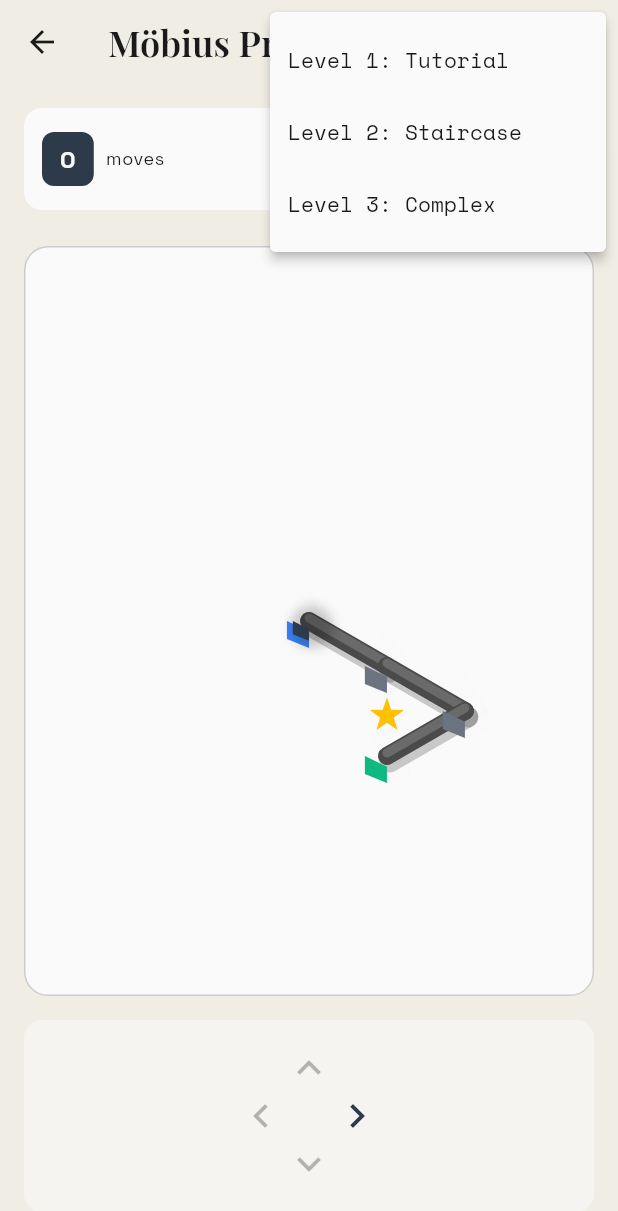
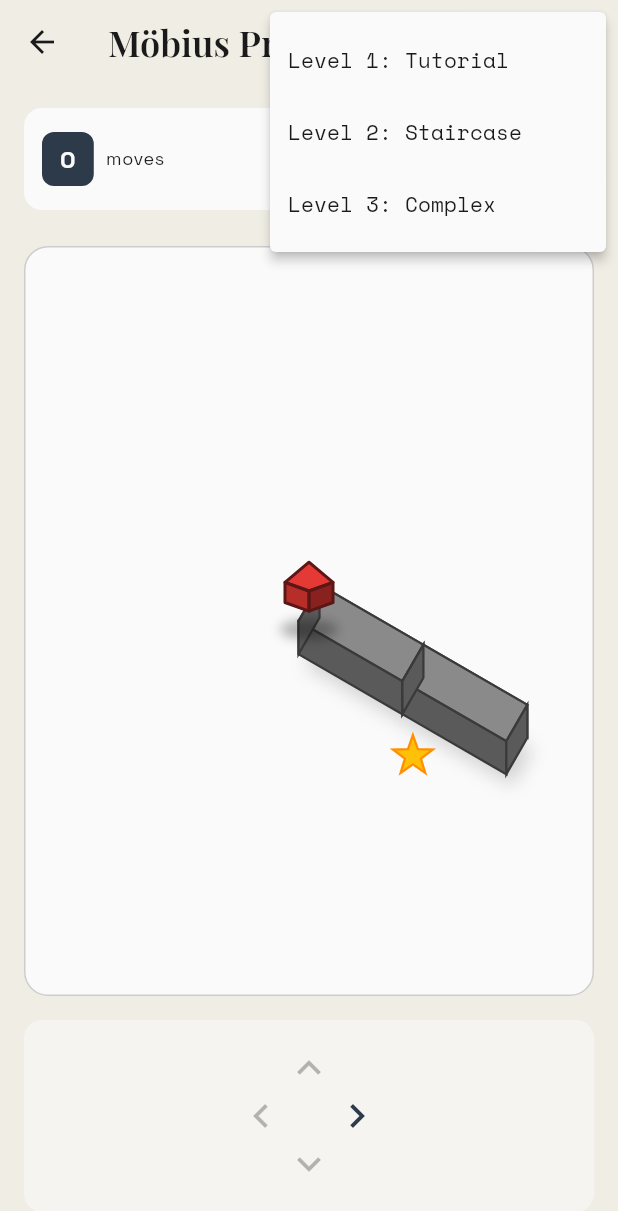
Before and after one commit to Dohbelisk/the-dailies, a Flutter app: the MobiusTestScreen screen opened directly, after a tap on the "layers" icon, on a phone screen of 412 x 824 dp. Shown: the top 1211 px of the screen. Run offline on Flutter 3.47's test engine with Material 3 defaults, Android fonts, the phone set to English and light mode, and no system bars; our stand-ins replace audioplayers, confetti, device_info_plus, firebase_analytics, firebase_auth, firebase_core and 12 more; accounts and stored records are empty; project files that could hold a hidden picture were left out.

Commit message:
Enhance Möbius puzzle with 3D impossible geometry visuals
- Add thick 3D bar rendering with metallic shading
- Implement depth sorting for proper draw order
- Create larger red player cube for better visibility
- Add shadow effects and edge highlights
- Draw goal markers and node caps
- Fix deprecation warnings for Color getters
- Remove unused variable in tangram_grid.dart

Co-Authored-By: Claude Opus 4.5 <noreply@anthropic.com>

```diff
--- a/flutter_app/lib/widgets/mobius_grid.dart
+++ b/flutter_app/lib/widgets/mobius_grid.dart
@@ -270,6 +270,7 @@ class _MobiusGridState extends State<MobiusGrid> with TickerProviderStateMixin {
 }
 
 /// Custom painter for isometric Möbius puzzle rendering
+/// Creates impossible geometry illusion with thick 3D bars
 class _MobiusPainter extends CustomPainter {
   final MobiusPuzzle puzzle;
   final ThemeData theme;
@@ -279,7 +280,17 @@ class _MobiusPainter extends CustomPainter {
 
   // Isometric projection constants
   static const double _isoAngle = 30.0 * math.pi / 180; // 30 degrees
-  static const double _scale = 60.0; // Base scale for node spacing
+  static const double _scale = 80.0; // Base scale for node spacing
+
+  // Bar dimensions for 3D effect
+  static const double _barWidth = 28.0;
+  static const double _barDepth = 20.0;
+
+  // Colors for 3D metallic bars
+  static const Color _barTop = Color(0xFF8A8A8A);
+  static const Color _barLeft = Color(0xFF6A6A6A);
+  static const Color _barRight = Color(0xFF4A4A4A);
+  static const Color _barFront = Color(0xFF5A5A5A);
 
   _MobiusPainter({
     required this.puzzle,
@@ -308,17 +319,24 @@ class _MobiusPainter extends CustomPainter {
 
   @override
   void paint(Canvas canvas, Size size) {
-    // Draw beams (edges)
-    _drawBeams(canvas, size);
+    // Sort edges by depth for proper draw order (back to front)
+    final sortedEdges = _getSortedEdges();
 
-    // Draw nodes
-    _drawNodes(canvas, size);
+    // Draw 3D beams
+    for (final edgeData in sortedEdges) {
+      _draw3DBeam(canvas, size, edgeData.$1, edgeData.$2, edgeData.$3);
+    }
 
-    // Draw cube (player)
+    // Draw goal marker
+    _drawGoalMarker(canvas, size);
+
+    // Draw cube (player) on top
     _drawCube(canvas, size);
   }
 
-  void _drawBeams(Canvas canvas, Size size) {
+  /// Sort edges for proper depth rendering
+  List<(Offset, Offset, int)> _getSortedEdges() {
+    final List<(Offset, Offset, int)> edges = [];
     final drawnPairs = <String>{};
 
     for (final edge in puzzle.edges) {
@@ -334,72 +352,171 @@ class _MobiusPainter extends CustomPainter {
 
       if (fromNode == null || toNode == null) continue;
 
-      final fromPos = _nodeToScreen(fromNode, size);
-      final toPos = _nodeToScreen(toNode, size);
+      // Calculate depth for sorting (average z + y position)
+      final depth = ((fromNode.z + toNode.z) / 2 + (fromNode.y + toNode.y) / 2).toInt();
+      edges.add((
+        Offset(fromNode.x, fromNode.y * 0.8 + fromNode.z * 0.2),
+        Offset(toNode.x, toNode.y * 0.8 + toNode.z * 0.2),
+        depth,
+      ));
+    }
 
-      // Draw thick beam line with 3D effect
-      // Shadow
-      canvas.drawLine(
-        fromPos + const Offset(2, 4),
-        toPos + const Offset(2, 4),
-        Paint()
-          ..color = Colors.black.withValues(alpha: 0.2)
-          ..strokeWidth = 14
-          ..strokeCap = StrokeCap.round,
-      );
-
-      // Main beam (dark)
-      canvas.drawLine(
-        fromPos,
-        toPos,
-        Paint()
-          ..color = const Color(0xFF4A4A4A)
-          ..strokeWidth = 12
-          ..strokeCap = StrokeCap.round,
-      );
-
-      // Highlight on top
-      canvas.drawLine(
-        fromPos + const Offset(0, -2),
-        toPos + const Offset(0, -2),
-        Paint()
-          ..color = const Color(0xFF6A6A6A)
-          ..strokeWidth = 6
-          ..strokeCap = StrokeCap.round,
-      );
-    }
+    // Sort by depth (draw far edges first)
+    edges.sort((a, b) => b.$3.compareTo(a.$3));
+    return edges;
   }
 
-  void _drawNodes(Canvas canvas, Size size) {
-    // Sort nodes by depth (draw far nodes first)
-    final sortedNodes = List<MobiusNode>.from(puzzle.nodes);
-    sortedNodes.sort((a, b) => (b.z + b.y).compareTo(a.z + a.y));
+  /// Draw a thick 3D beam between two points
+  void _draw3DBeam(Canvas canvas, Size size, Offset from3D, Offset to3D, int depth) {
+    final fromNode = puzzle.nodes.firstWhere(
+      (n) => (n.x - from3D.dx).abs() < 0.1,
+      orElse: () => puzzle.nodes.first,
+    );
+    final toNode = puzzle.nodes.firstWhere(
+      (n) => (n.x - to3D.dx).abs() < 0.1,
+      orElse: () => puzzle.nodes.first,
+    );
 
-    for (final node in sortedNodes) {
-      final pos = _nodeToScreen(node, size);
-      final isGoal = node.id == puzzle.goalNodeId;
-      final isStart = node.id == puzzle.startNodeId;
+    final fromPos = _nodeToScreen(fromNode, size);
+    final toPos = _nodeToScreen(toNode, size);
 
-      // Determine node color - using bright, distinct colors
-      Color nodeColor;
-      if (isGoal) {
-        nodeColor = const Color(0xFF10B981); // Bright green
-      } else if (isStart) {
-        nodeColor = const Color(0xFF3B82F6); // Bright blue
-      } else {
-        nodeColor = const Color(0xFF6B7280); // Gray
-      }
+    // Calculate beam direction
+    final dx = toPos.dx - fromPos.dx;
+    final dy = toPos.dy - fromPos.dy;
+    final length = math.sqrt(dx * dx + dy * dy);
+    if (length < 1) return;
 
-      // Draw larger isometric cube for each node
-      const double cubeSize = 30.0;
-      _drawIsometricCube(canvas, pos, cubeSize, nodeColor);
+    // Normalized direction
+    final dirX = dx / length;
+    final dirY = dy / length;
 
-      // Draw goal star on top
-      if (isGoal) {
-        final starPos = Offset(pos.dx, pos.dy - cubeSize * 0.9);
-        _drawStar(canvas, starPos, 12, Paint()..color = Colors.amber);
-      }
+    // Perpendicular for bar width
+    final perpX = -dirY;
+    final perpY = dirX;
+
+    // Half widths
+    final hw = _barWidth / 2;
+    final hd = _barDepth / 2;
+
+    // 3D bar vertices (creates a rectangular prism effect)
+    // Top face offset
+    const topOffsetY = -12.0;
+
+    // Define the 8 corners of the 3D bar
+    // Front top
+    final ft1 = Offset(fromPos.dx + perpX * hw, fromPos.dy + perpY * hw + topOffsetY);
+    final ft2 = Offset(toPos.dx + perpX * hw, toPos.dy + perpY * hw + topOffsetY);
+    // Front bottom
+    final fb1 = Offset(fromPos.dx + perpX * hw, fromPos.dy + perpY * hw + hd);
+    final fb2 = Offset(toPos.dx + perpX * hw, toPos.dy + perpY * hw + hd);
+    // Back top
+    final bt1 = Offset(fromPos.dx - perpX * hw, fromPos.dy - perpY * hw + topOffsetY);
+    final bt2 = Offset(toPos.dx - perpX * hw, toPos.dy - perpY * hw + topOffsetY);
+    // Back bottom
+    final bb1 = Offset(fromPos.dx - perpX * hw, fromPos.dy - perpY * hw + hd);
+    final bb2 = Offset(toPos.dx - perpX * hw, toPos.dy - perpY * hw + hd);
+
+    // Draw shadow first
+    final shadowPath = Path()
+      ..moveTo(fb1.dx + 4, fb1.dy + 8)
+      ..lineTo(fb2.dx + 4, fb2.dy + 8)
+      ..lineTo(bb2.dx + 4, bb2.dy + 8)
+      ..lineTo(bb1.dx + 4, bb1.dy + 8)
+      ..close();
+    canvas.drawPath(
+      shadowPath,
+      Paint()
+        ..color = Colors.black.withValues(alpha: 0.15)
+        ..maskFilter = const MaskFilter.blur(BlurStyle.normal, 6),
+    );
+
+    // Determine which faces to draw based on direction
+    final goingRight = dx > 0;
+    final goingDown = dy > 0;
+
+    // Draw faces in correct order for depth
+    // Right/Left side face
+    if (goingRight) {
+      // Draw left side
+      final leftPath = Path()
+        ..moveTo(bt1.dx, bt1.dy)
+        ..lineTo(bt2.dx, bt2.dy)
+        ..lineTo(bb2.dx, bb2.dy)
+        ..lineTo(bb1.dx, bb1.dy)
+        ..close();
+      canvas.drawPath(leftPath, Paint()..color = _barLeft);
+      _drawPathEdge(canvas, leftPath);
+    } else {
+      // Draw right side
+      final rightPath = Path()
+        ..moveTo(ft1.dx, ft1.dy)
+        ..lineTo(ft2.dx, ft2.dy)
+        ..lineTo(fb2.dx, fb2.dy)
+        ..lineTo(fb1.dx, fb1.dy)
+        ..close();
+      canvas.drawPath(rightPath, Paint()..color = _barRight);
+      _drawPathEdge(canvas, rightPath);
     }
+
+    // Top face (always visible)
+    final topPath = Path()
+      ..moveTo(ft1.dx, ft1.dy)
+      ..lineTo(ft2.dx, ft2.dy)
+      ..lineTo(bt2.dx, bt2.dy)
+      ..lineTo(bt1.dx, bt1.dy)
+      ..close();
+    canvas.drawPath(topPath, Paint()..color = _barTop);
+    _drawPathEdge(canvas, topPath);
+
+    // Front face (visible when going down or specific angles)
+    if (goingDown || (!goingRight && !goingDown)) {
+      final frontPath = Path()
+        ..moveTo(ft1.dx, ft1.dy)
+        ..lineTo(ft2.dx, ft2.dy)
+        ..lineTo(fb2.dx, fb2.dy)
+        ..lineTo(fb1.dx, fb1.dy)
+        ..close();
+      canvas.drawPath(frontPath, Paint()..color = _barFront);
+      _drawPathEdge(canvas, frontPath);
+    }
+
+    // End caps for visual polish
+    _drawEndCap(canvas, fromPos, perpX, perpY, hw, hd, topOffsetY);
+    _drawEndCap(canvas, toPos, perpX, perpY, hw, hd, topOffsetY);
+  }
+
+  void _drawPathEdge(Canvas canvas, Path path) {
+    canvas.drawPath(
+      path,
+      Paint()
+        ..color = const Color(0xFF3A3A3A)
+        ..style = PaintingStyle.stroke
+        ..strokeWidth = 1.5,
+    );
+  }
+
+  void _drawEndCap(Canvas canvas, Offset pos, double perpX, double perpY,
+      double hw, double hd, double topOffsetY) {
+    final capPath = Path()
+      ..moveTo(pos.dx + perpX * hw, pos.dy + perpY * hw + topOffsetY)
+      ..lineTo(pos.dx - perpX * hw, pos.dy - perpY * hw + topOffsetY)
+      ..lineTo(pos.dx - perpX * hw, pos.dy - perpY * hw + hd)
+      ..lineTo(pos.dx + perpX * hw, pos.dy + perpY * hw + hd)
+      ..close();
+    canvas.drawPath(capPath, Paint()..color = _barFront);
+    _drawPathEdge(canvas, capPath);
+  }
+
+  void _drawGoalMarker(Canvas canvas, Size size) {
+    final goalNode = puzzle.nodes.firstWhere(
+      (n) => n.id == puzzle.goalNodeId,
+      orElse: () => puzzle.nodes.first,
+    );
+    final pos = _nodeToScreen(goalNode, size);
+
+    // Draw star above goal position
+    final starPos = Offset(pos.dx, pos.dy - 30);
+    _drawStar(canvas, starPos, 14, Paint()..color = Colors.amber);
   }
 
   void _drawStar(Canvas canvas, Offset center, double radius, Paint paint) {
@@ -423,11 +540,20 @@ class _MobiusPainter extends CustomPainter {
     }
     path.close();
     canvas.drawPath(path, paint);
+
+    // Star outline
+    canvas.drawPath(
+      path,
+      Paint()
+        ..color = Colors.amber.shade800
+        ..style = PaintingStyle.stroke
+        ..strokeWidth = 1.5,
+    );
   }
 
   void _drawCube(Canvas canvas, Size size) {
     Offset cubePos;
-    double cubeSize = 22.0;
+    double cubeSize = 32.0;
     double bounceOffset = 0.0;
 
     if (animatingFrom != null && animatingTo != null) {
@@ -436,103 +562,100 @@ class _MobiusPainter extends CustomPainter {
       final toPos = _nodeToScreen(animatingTo!, size);
       cubePos = Offset.lerp(fromPos, toPos, animationValue)!;
 
-      // Bounce effect - arc up then down during movement
-      // Peak at 0.5 (middle of animation)
-      bounceOffset = math.sin(animationValue * math.pi) * 15.0;
+      // Bounce effect
+      bounceOffset = math.sin(animationValue * math.pi) * 20.0;
 
-      // Scale pulse - slightly larger during movement
-      cubeSize = 22.0 + math.sin(animationValue * math.pi) * 4.0;
+      // Scale pulse
+      cubeSize = 32.0 + math.sin(animationValue * math.pi) * 6.0;
     } else {
       final currentNode = puzzle.currentNode;
       if (currentNode == null) return;
       cubePos = _nodeToScreen(currentNode, size);
     }
 
-    // Apply bounce offset (move up)
-    cubePos = Offset(cubePos.dx, cubePos.dy - bounceOffset);
+    // Position cube on top of the bar
+    cubePos = Offset(cubePos.dx, cubePos.dy - 20 - bounceOffset);
 
-    // Draw cube shadow (moves with bounce, gets smaller when higher)
-    final shadowDistance = 4.0 + bounceOffset * 0.3;
-    final shadowSize = 14.0 - bounceOffset * 0.2;
-    final shadowOpacity = 0.2 - bounceOffset * 0.005;
-    final shadowPaint = Paint()
-      ..color = Colors.black.withValues(alpha: shadowOpacity.clamp(0.05, 0.25))
-      ..maskFilter = MaskFilter.blur(BlurStyle.normal, 4 + bounceOffset * 0.2);
-    canvas.drawCircle(
-      Offset(cubePos.dx + 2, cubePos.dy + bounceOffset + shadowDistance),
-      shadowSize,
-      shadowPaint,
+    // Draw cube shadow
+    final shadowOpacity = (0.3 - bounceOffset * 0.008).clamp(0.1, 0.3);
+    canvas.drawOval(
+      Rect.fromCenter(
+        center: Offset(cubePos.dx, cubePos.dy + bounceOffset + cubeSize * 0.8),
+        width: cubeSize * 1.2,
+        height: cubeSize * 0.4,
+      ),
+      Paint()
+        ..color = Colors.black.withValues(alpha: shadowOpacity)
+        ..maskFilter = const MaskFilter.blur(BlurStyle.normal, 4),
     );
 
-    // Draw isometric cube
-    _drawIsometricCube(canvas, cubePos, cubeSize, theme.colorScheme.primary);
+    // Draw isometric cube (red like reference)
+    _drawIsometricCube(canvas, cubePos, cubeSize, const Color(0xFFE53935));
   }
 
   void _drawIsometricCube(Canvas canvas, Offset center, double size, Color color) {
-    // Isometric cube vertices
-    final topOffset = Offset(0, -size * 0.8);
-    final leftOffset = Offset(-size * 0.7, size * 0.4);
-    final rightOffset = Offset(size * 0.7, size * 0.4);
+    // Isometric cube dimensions
+    final halfWidth = size * 0.5;
+    final height = size * 0.6;
+
+    // Top diamond
+    final top = Offset(center.dx, center.dy - height);
+    final right = Offset(center.dx + halfWidth, center.dy - height * 0.3);
+    final bottom = Offset(center.dx, center.dy);
+    final left = Offset(center.dx - halfWidth, center.dy - height * 0.3);
+
+    // Bottom points (for side faces)
+    final bottomRight = Offset(center.dx + halfWidth, center.dy + height * 0.4);
+    final bottomLeft = Offset(center.dx - halfWidth, center.dy + height * 0.4);
+    final bottomCenter = Offset(center.dx, center.dy + height * 0.7);
+
+    // Draw faces back to front
+
+    // Left face (medium brightness)
+    final leftPath = Path()
+      ..moveTo(left.dx, left.dy)
+      ..lineTo(bottom.dx, bottom.dy)
+      ..lineTo(bottomCenter.dx, bottomCenter.dy)
+      ..lineTo(bottomLeft.dx, bottomLeft.dy)
+      ..close();
+    canvas.drawPath(leftPath, Paint()..color = _adjustBrightness(color, 0.8));
+
+    // Right face (darkest)
+    final rightPath = Path()
+      ..moveTo(right.dx, right.dy)
+      ..lineTo(bottom.dx, bottom.dy)
+      ..lineTo(bottomCenter.dx, bottomCenter.dy)
+      ..lineTo(bottomRight.dx, bottomRight.dy)
+      ..close();
+    canvas.drawPath(rightPath, Paint()..color = _adjustBrightness(color, 0.6));
 
     // Top face (brightest)
     final topPath = Path()
-      ..moveTo(center.dx, center.dy + topOffset.dy)
-      ..lineTo(center.dx + rightOffset.dx * 0.7, center.dy)
-      ..lineTo(center.dx, center.dy - topOffset.dy * 0.3)
-      ..lineTo(center.dx + leftOffset.dx * 0.7, center.dy)
+      ..moveTo(top.dx, top.dy)
+      ..lineTo(right.dx, right.dy)
+      ..lineTo(bottom.dx, bottom.dy)
+      ..lineTo(left.dx, left.dy)
       ..close();
-
-    // Left face (medium)
-    final leftPath = Path()
-      ..moveTo(center.dx + leftOffset.dx * 0.7, center.dy)
-      ..lineTo(center.dx, center.dy - topOffset.dy * 0.3)
-      ..lineTo(center.dx, center.dy + size * 0.6)
-      ..lineTo(center.dx + leftOffset.dx * 0.7, center.dy + leftOffset.dy)
-      ..close();
-
-    // Right face (darkest)
-    final rightPath = Path()
-      ..moveTo(center.dx + rightOffset.dx * 0.7, center.dy)
-      ..lineTo(center.dx, center.dy - topOffset.dy * 0.3)
-      ..lineTo(center.dx, center.dy + size * 0.6)
-      ..lineTo(center.dx + rightOffset.dx * 0.7, center.dy + rightOffset.dy)
-      ..close();
-
-    // Draw faces
-    final topPaint = Paint()..color = _lighten(color, 0.2);
-    final leftPaint = Paint()..color = color;
-    final rightPaint = Paint()..color = _darken(color, 0.2);
-
-    canvas.drawPath(rightPath, rightPaint);
-    canvas.drawPath(leftPath, leftPaint);
-    canvas.drawPath(topPath, topPaint);
+    canvas.drawPath(topPath, Paint()..color = _adjustBrightness(color, 1.0));
 
     // Draw edges
     final edgePaint = Paint()
-      ..color = _darken(color, 0.4)
+      ..color = _adjustBrightness(color, 0.4)
       ..style = PaintingStyle.stroke
-      ..strokeWidth = 1.5;
+      ..strokeWidth = 2.0
+      ..strokeJoin = StrokeJoin.round;
 
     canvas.drawPath(topPath, edgePaint);
     canvas.drawPath(leftPath, edgePaint);
     canvas.drawPath(rightPath, edgePaint);
   }
 
-  Color _lighten(Color color, double amount) {
+  Color _adjustBrightness(Color color, double factor) {
     return Color.fromARGB(
-      color.a.toInt(),
-      (color.r + (255 - color.r) * amount).clamp(0, 255).toInt(),
-      (color.g + (255 - color.g) * amount).clamp(0, 255).toInt(),
-      (color.b + (255 - color.b) * amount).clamp(0, 255).toInt(),
-    );
-  }
-
-  Color _darken(Color color, double amount) {
-    return Color.fromARGB(
-      color.a.toInt(),
-      (color.r * (1 - amount)).clamp(0, 255).toInt(),
-      (color.g * (1 - amount)).clamp(0, 255).toInt(),
-      (color.b * (1 - amount)).clamp(0, 255).toInt(),
+      (color.a * 255).round(),
+      (color.r * 255 * factor).clamp(0, 255).toInt(),
+      (color.g * 255 * factor).clamp(0, 255).toInt(),
+      (color.b * 255 * factor).clamp(0, 255).toInt(),
     );
   }
 
--- a/flutter_app/lib/widgets/tangram_grid.dart
+++ b/flutter_app/lib/widgets/tangram_grid.dart
@@ -419,8 +419,6 @@ class _TangramTestScreenState extends State<TangramTestScreen> {
 
   @override
   Widget build(BuildContext context) {
-    final theme = Theme.of(context);
-
     return Scaffold(
       appBar: AppBar(
         title: const Text('Tangram'),
```
